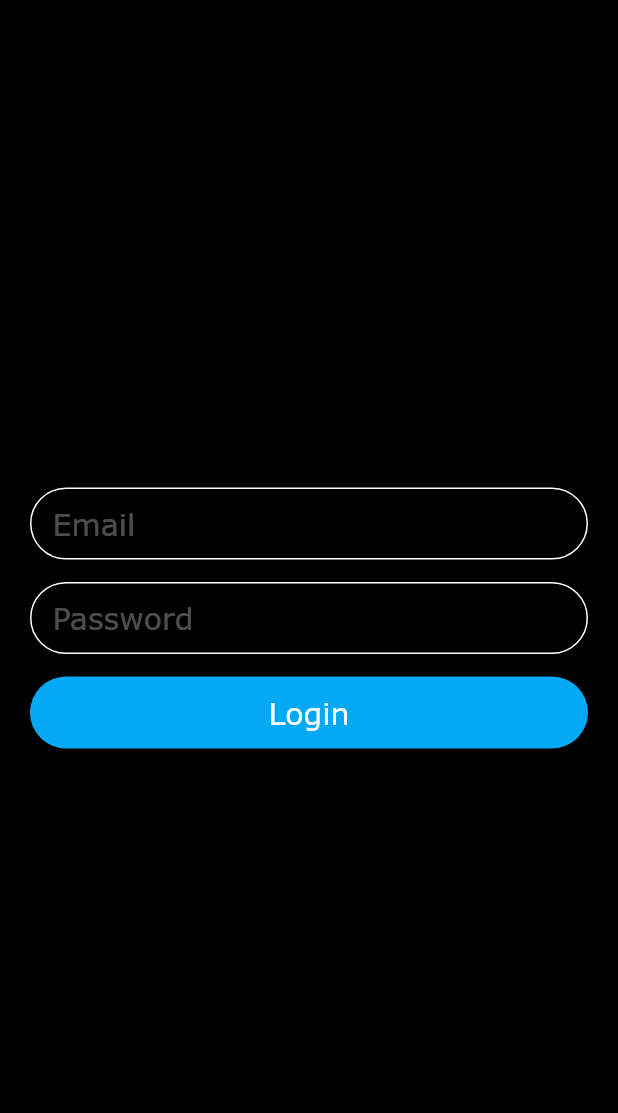
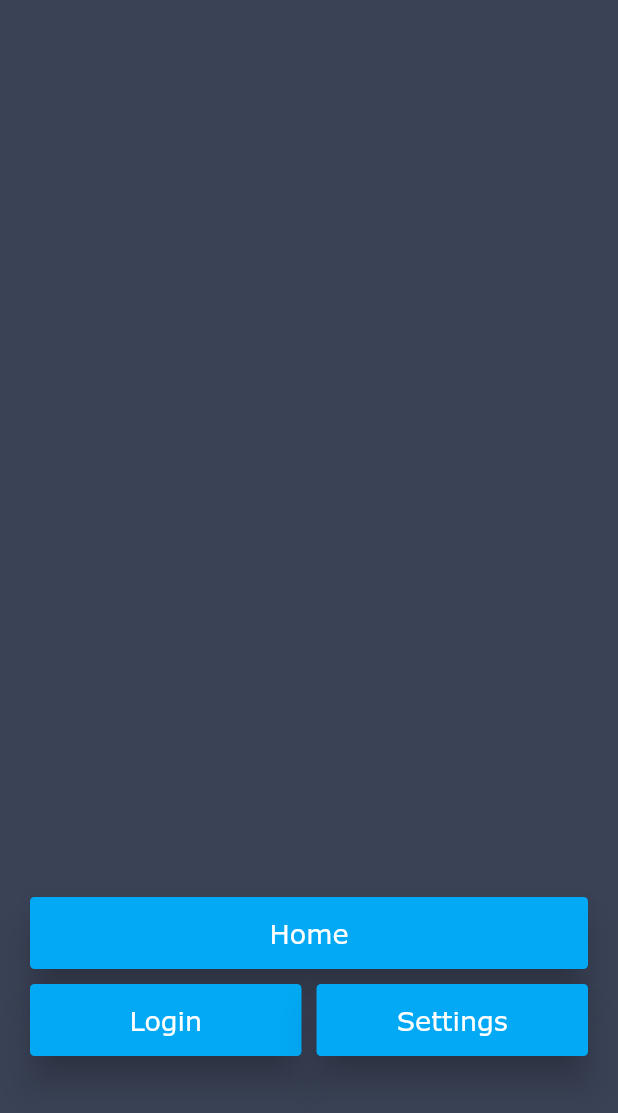
Before and after one commit to sreenuvanshi/flutter_app_helloworld, a Flutter app: the screen it shows after launch, on a phone screen of 412 x 824 dp. Shown: the top 1113 px of the screen. Run offline on Flutter 3.47's test engine with Material 2 defaults, Android fonts, the phone set to English and light mode, and no system bars; our stand-ins replace gradient_widgets.

Commit message:
added cardviews,login design,flatbuttons,etc

```diff
--- a/lib/app_classes/first_screen.dart
+++ b/lib/app_classes/first_screen.dart
@@ -1,23 +1,77 @@
 import 'dart:math';
 
 import 'package:flutter/material.dart';
+import 'package:flutterapp/app_classes/home_screen.dart';
 
-class FirstScreen extends StatelessWidget {
+import 'login_screen.dart';
+
+class LauncherScreen extends StatelessWidget {
+  List<Color> _colors = [Colors.black, Colors.black, Colors.black];
+  List<double> _stops = [0.0, 0.0, 0.0];
+
   @override
   Widget build(BuildContext context) {
+    return Scaffold(
+        body: Container(
+            color: Color.fromRGBO(58, 66, 86, 1.0),
+            padding: EdgeInsets.all(20),
+        child: Column(
+          mainAxisAlignment: MainAxisAlignment.end,
+          children: <Widget>[
+            getButton(
+                "Home", context, MediaQuery
+                .of(context)
+                .size
+                .width, 1),
+            SizedBox(height: 10.0),
+            Row(
+              mainAxisAlignment: MainAxisAlignment.center,
+              children: <Widget>[
+                getButton("Login", context,
+                    (MediaQuery
+                        .of(context)
+                        .size
+                        .width - 50) / 2, 2),
+                SizedBox(width: 10.0),
+                getButton("Settings", context,
+                    (MediaQuery
+                        .of(context)
+                        .size
+                        .width - 50) / 2, 3)
+              ],
+            ),
+            SizedBox(height: 100.0),
+          ],
+        )));
+  }
+
+  Widget getButton(String title, BuildContext context, double type,
+      int navigateType) {
     return Material(
-        color: Colors.lightBlue,
-        child: Center(
-          child: Text(
-            getLuckyNumber(),
-            textDirection: TextDirection.ltr,
-            style: TextStyle(color: Colors.white, fontSize: 40.0),
-          ),
-        ));
+      elevation: 10,
+      borderRadius: BorderRadius.circular(3),
+      color: Colors.lightBlue,
+      child: MaterialButton(
+        minWidth: type,
+        padding: EdgeInsets.fromLTRB(10.0, 7.0, 10.0, 7.0),
+        child: Text(title,
+            textAlign: TextAlign.center, style: getTextStyle(Colors.white)),
+        onPressed: () {
+          if (navigateType == 1) {
+            pushScreen(context, HomeScreen());
+          } else if (navigateType == 2) {
+            pushScreen(context, LoginScreen());
+          }
+        },
+      ),
+    );
   }
-  String getLuckyNumber(){
-    var random =  Random(50);
-    var number = random.nextInt(50);
-    return "$number";
+
+  getTextStyle(Color color) {
+    return TextStyle(fontFamily: 'Verdana', fontSize: 18.0, color: color);
+  }
+
+  void pushScreen(BuildContext context, Widget widget) {
+    Navigator.push(context, MaterialPageRoute(builder: (context) => widget));
   }
 }
--- a/lib/app_classes/login_screen.dart
+++ b/lib/app_classes/login_screen.dart
@@ -5,7 +5,7 @@ class LoginScreen extends StatelessWidget {
   Widget build(BuildContext context) {
     return Scaffold(
         body: Container(
-            color: Colors.black,
+            color: Color.fromRGBO(58, 66, 86, 1.0),
             padding: EdgeInsets.all(20),
             child: Column(
               mainAxisAlignment: MainAxisAlignment.center,
@@ -54,4 +54,5 @@ class LoginScreen extends StatelessWidget {
   getTextStyle(Color color) {
     return TextStyle(fontFamily: 'Verdana', fontSize: 20.0, color: color);
   }
+
 }
--- a/lib/main.dart
+++ b/lib/main.dart
@@ -14,8 +14,9 @@ class FisrtApp extends StatelessWidget {
     return MaterialApp(
       debugShowCheckedModeBanner: false,
       title: "My Fltter App",
-      home: Scaffold(
-          body: Container(child: LoginScreen())),
+      home: Scaffold(body: Container(child: LauncherScreen())),
     );
   }
+
+
 }
--- a/pubspec.yaml
+++ b/pubspec.yaml
@@ -23,6 +23,7 @@ environment:
 dependencies:
   flutter:
     sdk: flutter
+  gradient_widgets: ^0.5.1
 
 
   # The following adds the Cupertino Icons font to your application.
```
Also changed, not shown: lib/app_classes/home_screen.dart (added, +117 -0 lines), pubspec.lock.
